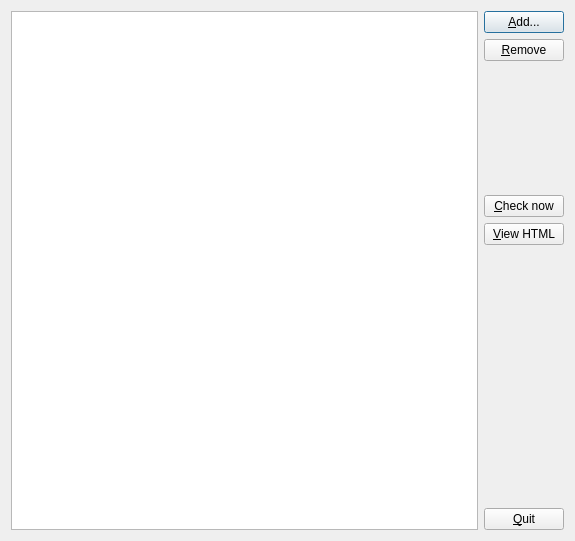
The window that codestylecheckerdlg.ui (leibnewton/codestylechecker) describes before a commit, drawn with Qt 5.
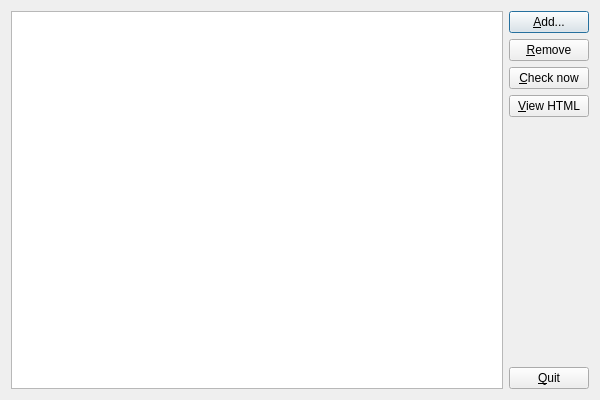
The same window after the commit.

Commit message: hide view html button conditionally

The edit to the form file:
```diff
--- a/codestylecheckerdlg.ui
+++ b/codestylecheckerdlg.ui
@@ -6,10 +6,16 @@
    <rect>
     <x>0</x>
     <y>0</y>
-    <width>575</width>
-    <height>541</height>
+    <width>600</width>
+    <height>400</height>
    </rect>
   </property>
+  <property name="minimumSize">
+   <size>
+    <width>600</width>
+    <height>400</height>
+   </size>
+  </property>
   <property name="windowTitle">
    <string>Code Style Checker</string>
   </property>
@@ -48,19 +54,6 @@
        </property>
       </widget>
      </item>
-     <item>
-      <spacer name="verticalSpacer_2">
-       <property name="orientation">
-        <enum>Qt::Vertical</enum>
-       </property>
-       <property name="sizeHint" stdset="0">
-        <size>
-         <width>20</width>
-         <height>40</height>
-        </size>
-       </property>
-      </spacer>
-     </item>
      <item>
       <widget class="QPushButton" name="pbCheckNow">
        <property name="text">
@@ -75,19 +68,6 @@
        </property>
       </widget>
      </item>
-     <item>
-      <spacer name="verticalSpacer">
-       <property name="orientation">
-        <enum>Qt::Vertical</enum>
-       </property>
-       <property name="sizeHint" stdset="0">
-        <size>
-         <width>20</width>
-         <height>40</height>
-        </size>
-       </property>
-      </spacer>
-     </item>
      <item>
       <spacer name="verticalSpacer_3">
        <property name="orientation">
```
The commit also changes 2 other files.
